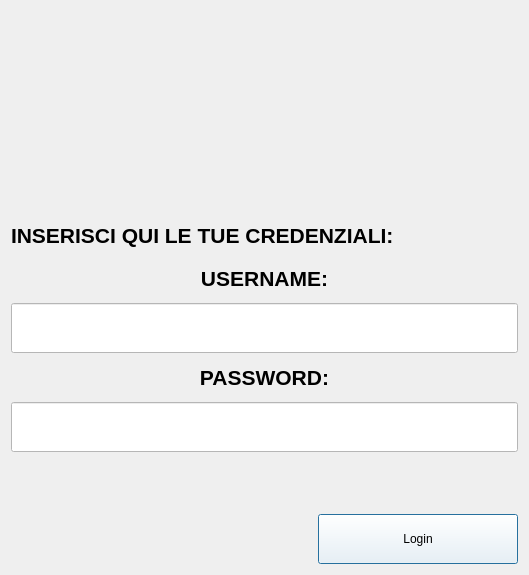
Qt form Progetto_C++/PCTeams/loginform/loginform.ui (matteoverzeroli/PAProject) before a commit.
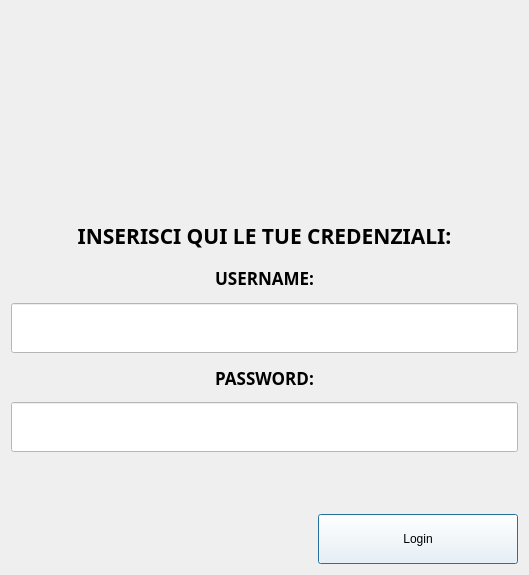
The same form after that commit.

What changed in the file:
```diff
--- a/Progetto_C++/PCTeams/loginform/loginform.ui
+++ b/Progetto_C++/PCTeams/loginform/loginform.ui
@@ -41,19 +41,36 @@
    </item>
    <item>
     <widget class="QLabel" name="label">
+     <property name="font">
+      <font>
+       <family>Segoe UI Variable Small Semibol</family>
+       <pointsize>16</pointsize>
+       <bold>true</bold>
+      </font>
+     </property>
      <property name="styleSheet">
       <string notr="true"/>
      </property>
      <property name="text">
-      <string>&lt;html&gt;&lt;head/&gt;&lt;body&gt;&lt;p&gt;&lt;span style=&quot; font-family:'Bradley Hand ITC'; font-size:16pt; font-weight:700;&quot;&gt;INSERISCI QUI LE TUE CREDENZIALI:&lt;/span&gt;&lt;/p&gt;&lt;/body&gt;&lt;/html&gt;</string>
+      <string>INSERISCI QUI LE TUE CREDENZIALI:</string>
      </property>
      <property name="textFormat">
-      <enum>Qt::RichText</enum>
+      <enum>Qt::PlainText</enum>
+     </property>
+     <property name="alignment">
+      <set>Qt::AlignCenter</set>
      </property>
     </widget>
    </item>
    <item>
     <widget class="QLabel" name="label_2">
+     <property name="font">
+      <font>
+       <family>Segoe UI Variable Small Semibol</family>
+       <pointsize>13</pointsize>
+       <bold>true</bold>
+      </font>
+     </property>
      <property name="autoFillBackground">
       <bool>false</bool>
      </property>
@@ -61,7 +78,7 @@
       <string notr="true"/>
      </property>
      <property name="text">
-      <string>&lt;html&gt;&lt;head/&gt;&lt;body&gt;&lt;p&gt;&lt;span style=&quot; font-family:'Bradley Hand ITC'; font-size:16pt; font-weight:700;&quot;&gt;USERNAME:&lt;/span&gt;&lt;/p&gt;&lt;/body&gt;&lt;/html&gt;</string>
+      <string>USERNAME:</string>
      </property>
      <property name="textFormat">
       <enum>Qt::RichText</enum>
@@ -95,11 +112,21 @@
    </item>
    <item>
     <widget class="QLabel" name="label_3">
+     <property name="font">
+      <font>
+       <family>Segoe UI Variable Text Semibold</family>
+       <pointsize>13</pointsize>
+       <bold>true</bold>
+      </font>
+     </property>
      <property name="styleSheet">
       <string notr="true"/>
      </property>
      <property name="text">
-      <string>&lt;html&gt;&lt;head/&gt;&lt;body&gt;&lt;p&gt;&lt;span style=&quot; font-family:'Bradley Hand ITC'; font-size:16pt; font-weight:700;&quot;&gt;PASSWORD:&lt;/span&gt;&lt;/p&gt;&lt;/body&gt;&lt;/html&gt;</string>
+      <string>PASSWORD:</string>
+     </property>
+     <property name="textFormat">
+      <enum>Qt::PlainText</enum>
      </property>
      <property name="alignment">
       <set>Qt::AlignCenter</set>
```
